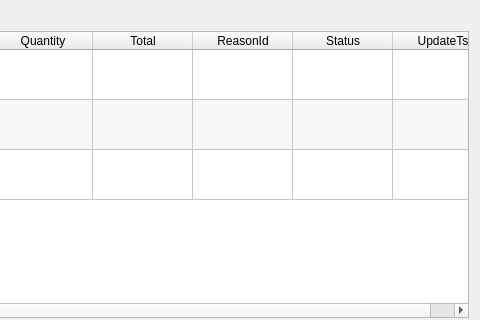
The window that app/views/templates/ViewReceipt.ui (rondalefloyd/mts-pos) describes before a commit, drawn with Qt 5; both pictures show x 219 to 699 and y 0 to 320 of the 699 by 506 pixel window.
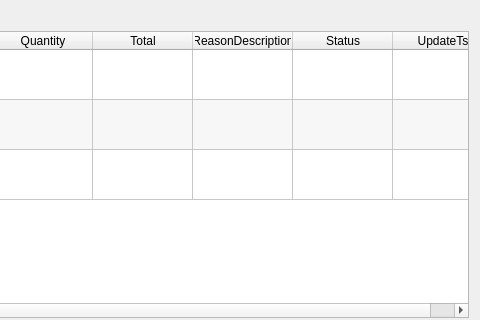
The same window after the commit.

What changed in the file:
```diff
--- a/app/views/templates/ViewReceipt.ui
+++ b/app/views/templates/ViewReceipt.ui
@@ -105,7 +105,7 @@
      </column>
      <column>
       <property name="text">
-       <string>ReasonId</string>
+       <string>ReasonDescription</string>
       </property>
      </column>
      <column>
```
